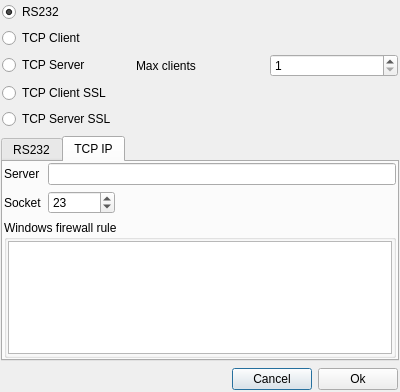
Qt form qdopencomport.ui (denisgottardello/QtComPort) before a commit.
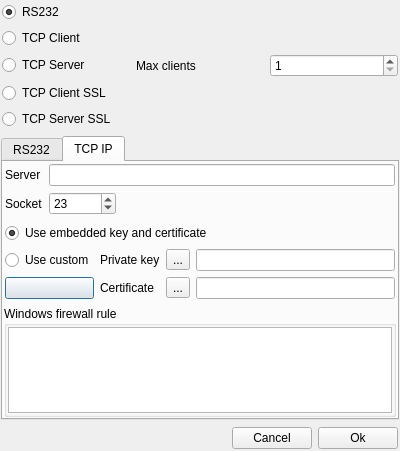
The same form after that commit. The open tabs and pages were chosen to show the change. Icons and pictures are not drawn.

Commit message: Ssl connections improved. Now it is possible to use an embedded or a custom key and certificate.

The edit to the form file:
```diff
--- a/qdopencomport.ui
+++ b/qdopencomport.ui
@@ -7,7 +7,7 @@
     <x>0</x>
     <y>0</y>
     <width>400</width>
-    <height>392</height>
+    <height>451</height>
    </rect>
   </property>
   <property name="windowTitle">
@@ -207,7 +207,7 @@
       <attribute name="title">
        <string>TCP IP</string>
       </attribute>
-      <layout class="QGridLayout" name="gridLayout">
+      <layout class="QVBoxLayout" name="verticalLayout_3">
        <property name="leftMargin">
         <number>1</number>
        </property>
@@ -220,36 +220,161 @@
        <property name="bottomMargin">
         <number>1</number>
        </property>
-       <item row="1" column="1">
-        <widget class="QSpinBox" name="QSBSocket">
-         <property name="enabled">
-          <bool>true</bool>
-         </property>
-         <property name="minimum">
-          <number>1</number>
-         </property>
-         <property name="maximum">
-          <number>999999</number>
-         </property>
-         <property name="value">
-          <number>23</number>
-         </property>
+       <item>
+        <widget class="QWidget" name="widget_3" native="true">
+         <layout class="QGridLayout" name="gridLayout_2">
+          <property name="leftMargin">
+           <number>1</number>
+          </property>
+          <property name="topMargin">
+           <number>1</number>
+          </property>
+          <property name="rightMargin">
+           <number>1</number>
+          </property>
+          <property name="bottomMargin">
+           <number>1</number>
+          </property>
+          <item row="1" column="0">
+           <widget class="QLabel" name="label_8">
+            <property name="text">
+             <string>Socket</string>
+            </property>
+           </widget>
+          </item>
+          <item row="0" column="0">
+           <widget class="QLabel" name="label_7">
+            <property name="text">
+             <string>Server</string>
+            </property>
+           </widget>
+          </item>
+          <item row="1" column="1">
+           <widget class="QSpinBox" name="QSBSocket">
+            <property name="enabled">
+             <bool>true</bool>
+            </property>
+            <property name="minimum">
+             <number>1</number>
+            </property>
+            <property name="maximum">
+             <number>999999</number>
+            </property>
+            <property name="value">
+             <number>23</number>
+            </property>
+           </widget>
+          </item>
+          <item row="1" column="2">
+           <spacer name="horizontalSpacer_2">
+            <property name="orientation">
+             <enum>Qt::Horizontal</enum>
+            </property>
+            <property name="sizeHint" stdset="0">
+             <size>
+              <width>40</width>
+              <height>20</height>
+             </size>
+            </property>
+           </spacer>
+          </item>
+          <item row="0" column="1" colspan="2">
+           <widget class="QLineEdit" name="QLEServer">
+            <property name="enabled">
+             <bool>true</bool>
+            </property>
+           </widget>
+          </item>
+         </layout>
         </widget>
        </item>
-       <item row="1" column="2">
-        <spacer name="horizontalSpacer_2">
-         <property name="orientation">
-          <enum>Qt::Horizontal</enum>
-         </property>
-         <property name="sizeHint" stdset="0">
-          <size>
-           <width>40</width>
-           <height>20</height>
-          </size>
-         </property>
-        </spacer>
+       <item>
+        <widget class="QWidget" name="QWKeyAndCertificate" native="true">
+         <layout class="QGridLayout" name="gridLayout">
+          <property name="leftMargin">
+           <number>1</number>
+          </property>
+          <property name="topMargin">
+           <number>1</number>
+          </property>
+          <property name="rightMargin">
+           <number>1</number>
+          </property>
+          <property name="bottomMargin">
+           <number>1</number>
+          </property>
+          <item row="1" column="0">
+           <widget class="QRadioButton" name="QRBSslKeyCertificateCustom">
+            <property name="text">
+             <string>Use custom</string>
+            </property>
+           </widget>
+          </item>
+          <item row="2" column="2">
+           <widget class="QToolButton" name="QTBSslCertificate">
+            <property name="text">
+             <string>...</string>
+            </property>
+            <property name="popupMode">
+             <enum>QToolButton::InstantPopup</enum>
+            </property>
+           </widget>
+          </item>
+          <item row="2" column="1">
+           <widget class="QLabel" name="label_11">
+            <property name="text">
+             <string>Certificate</string>
+            </property>
+           </widget>
+          </item>
+          <item row="1" column="2">
+           <widget class="QToolButton" name="QTBSslKeyPrivate">
+            <property name="text">
+             <string>...</string>
+            </property>
+            <property name="popupMode">
+             <enum>QToolButton::InstantPopup</enum>
+            </property>
+           </widget>
+          </item>
+          <item row="1" column="1">
+           <widget class="QLabel" name="label_10">
+            <property name="text">
+             <string>Private key</string>
+            </property>
+           </widget>
+          </item>
+          <item row="1" column="3">
+           <widget class="QLineEdit" name="QLESslKeyPrivate"/>
+          </item>
+          <item row="2" column="3">
+           <widget class="QLineEdit" name="QLESslCertificate"/>
+          </item>
+          <item row="0" column="0" colspan="4">
+           <widget class="QRadioButton" name="QRBSslKeyCertificateEmbedded">
+            <property name="text">
+             <string>Use embedded key and certificate</string>
+            </property>
+            <property name="checked">
+             <bool>true</bool>
+            </property>
+           </widget>
+          </item>
+          <item row="2" column="0">
+           <widget class="QPushButton" name="QPBHelp">
+            <property name="text">
+             <string/>
+            </property>
+            <property name="icon">
+             <iconset resource="Resources.qrc">
+              <normaloff>:/Icons/Icons/Info.png</normaloff>:/Icons/Icons/Info.png</iconset>
+            </property>
+           </widget>
+          </item>
+         </layout>
+        </widget>
        </item>
-       <item row="3" column="0" colspan="3">
+       <item>
         <widget class="QGroupBox" name="QGBFirewallRule">
          <property name="title">
           <string>Windows firewall rule</string>
@@ -277,28 +402,7 @@
          </layout>
         </widget>
        </item>
-       <item row="0" column="0">
-        <widget class="QLabel" name="label_7">
-         <property name="text">
-          <string>Server</string>
-         </property>
-        </widget>
-       </item>
-       <item row="0" column="1" colspan="2">
-        <widget class="QLineEdit" name="QLEServer">
-         <property name="enabled">
-          <bool>true</bool>
-         </property>
-        </widget>
-       </item>
-       <item row="1" column="0">
-        <widget class="QLabel" name="label_8">
-         <property name="text">
-          <string>Socket</string>
-         </property>
-        </widget>
-       </item>
-       <item row="2" column="1">
+       <item>
         <spacer name="verticalSpacer_3">
          <property name="orientation">
           <enum>Qt::Vertical</enum>
```
Left out of the diff: 67 changed lines with no effect on the pictures. The commit also changes 20 other files.
